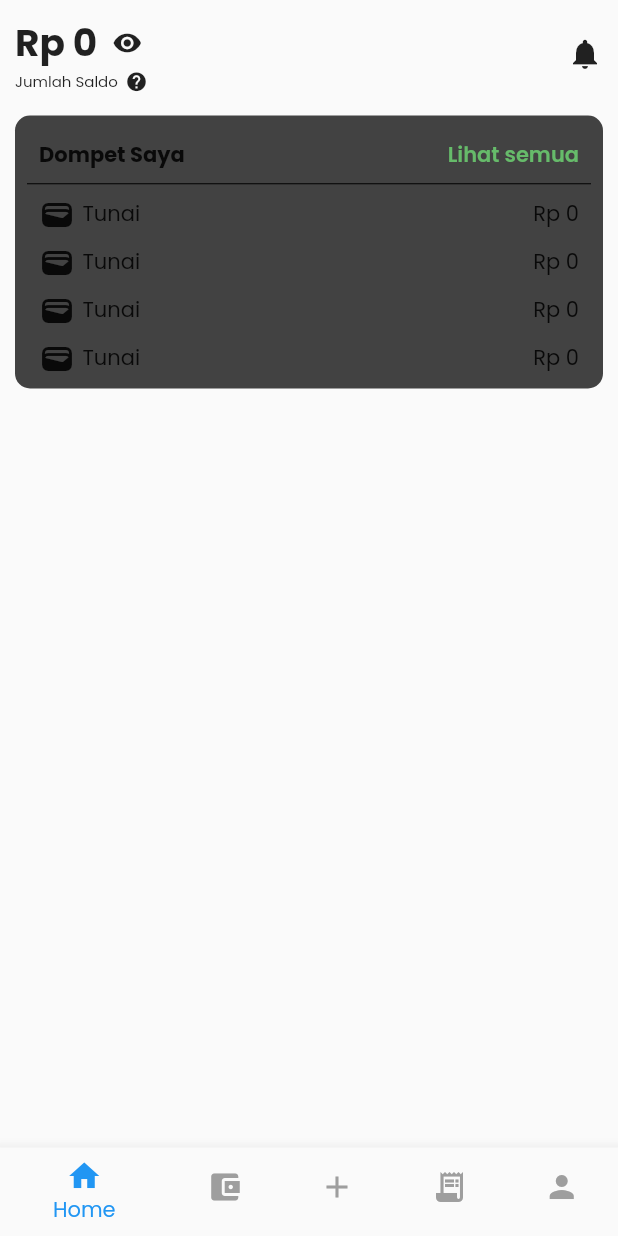
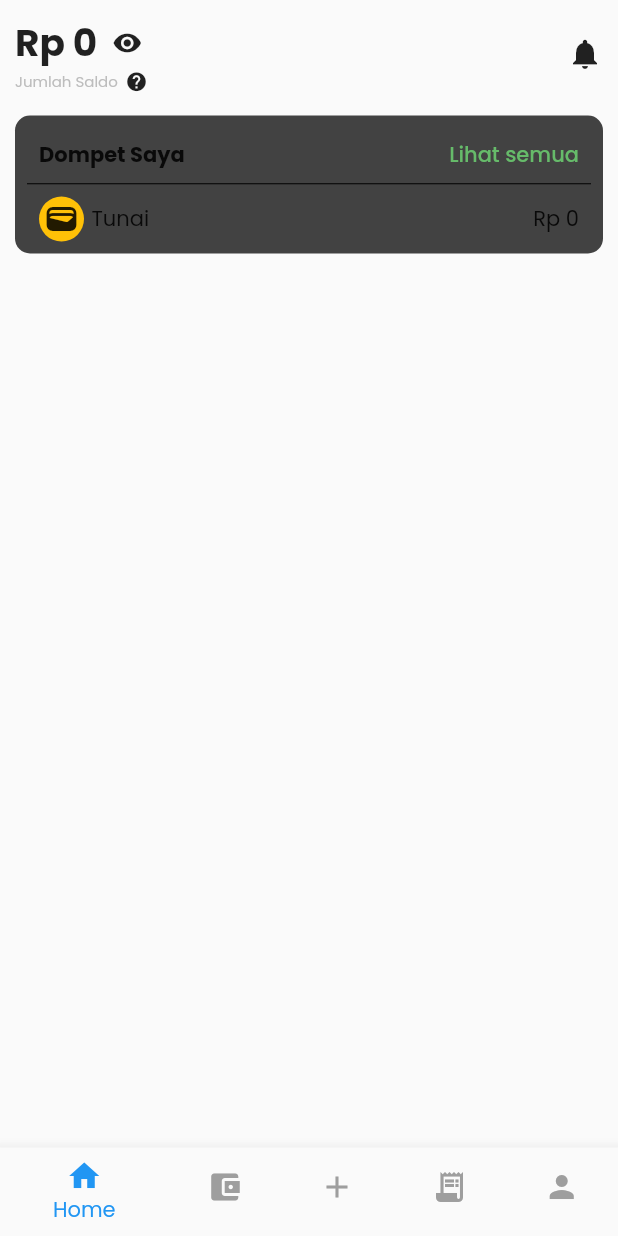
Before and after one commit to IDScript/budgetin, a Flutter app: the screen it shows after launch, on a phone screen of 412 x 824 dp. Run offline on Flutter 3.47's test engine with Material 2 defaults, Android fonts, the phone set to English and light mode, and no system bars; our stand-ins replace bloc, flutter_bloc; missing offline and left inert: window_size.

Commit message:
add: summary page wallet section

```diff
--- /dev/null
+++ b/app/lib/ui/components/wallet_list.dart
@@ -0,0 +1,131 @@
+import 'package:flutter/material.dart';
+
+class WalletList extends StatelessWidget {
+  const WalletList({
+    super.key,
+  });
+
+  @override
+  Widget build(BuildContext context) {
+    return Padding(
+      padding: const EdgeInsets.all(10),
+      child: Column(
+        children: [
+          Row(
+            mainAxisAlignment: MainAxisAlignment.spaceBetween,
+            children: [
+              Column(
+                crossAxisAlignment: CrossAxisAlignment.start,
+                children: [
+                  const Row(
+                    children: [
+                      Text(
+                        'Rp 0',
+                        style: TextStyle(
+                          fontSize: 25,
+                          fontWeight: FontWeight.bold,
+                        ),
+                      ),
+                      SizedBox(width: 10),
+                      Icon(
+                        Icons.remove_red_eye,
+                        size: 20,
+                      )
+                    ],
+                  ),
+                  Row(
+                    children: [
+                      Text(
+                        'Jumlah Saldo',
+                        style: TextStyle(
+                          color: Colors.grey[400],
+                          fontSize: 10,
+                          // fontWeight: FontWeight.bold,
+                        ),
+                      ),
+                      const SizedBox(width: 5),
+                      const InkWell(
+                        child: Tooltip(
+                          message: 'I am a Tooltip',
+                          child: Icon(
+                            Icons.help,
+                            size: 15,
+                          ),
+                          // child: Text('Hover over the text to show a tooltip.'),
+                        ),
+                      ),
+                    ],
+                  ),
+                ],
+              ),
+              const Icon(Icons.notifications)
+            ],
+          ),
+          const SizedBox(height: 15),
+          Container(
+            width: double.infinity,
+            decoration: BoxDecoration(
+              color: Colors.grey[800],
+              borderRadius: BorderRadius.circular(10),
+            ),
+            child: Padding(
+              padding: const EdgeInsets.all(8.0),
+              child: Column(
+                children: [
+                  Padding(
+                    padding: const EdgeInsets.all(8.0),
+                    child: Row(
+                      mainAxisAlignment: MainAxisAlignment.spaceBetween,
+                      children: [
+                        const Text(
+                          'Dompet Saya',
+                          style: TextStyle(
+                            fontWeight: FontWeight.bold,
+                          ),
+                        ),
+                        Text(
+                          'Lihat semua',
+                          style: TextStyle(
+                            color: Colors.green[400],
+                            fontWeight: FontWeight.w500,
+                          ),
+                        ),
+                      ],
+                    ),
+                  ),
+                  const Divider(
+                    height: 1,
+                    color: Colors.black,
+                  ),
+                  Padding(
+                    padding: const EdgeInsets.only(left: 8, right: 8, top: 8),
+                    child: Row(
+                      mainAxisAlignment: MainAxisAlignment.spaceBetween,
+                      children: [
+                        Row(
+                          children: [
+                            Container(
+                              padding: const EdgeInsets.all(3),
+                              decoration: BoxDecoration(
+                                color: Colors.amber,
+                                borderRadius: BorderRadius.circular(50),
+                              ),
+                              child: const Icon(Icons.wallet),
+                            ),
+                            const SizedBox(width: 5),
+                            const Text('Tunai'),
+                          ],
+                        ),
+                        const Text('Rp 0'),
+                      ],
+                    ),
+                  ),
+                ],
+              ),
+            ),
+          ),
+        ],
+      ),
+    );
+  }
+}
--- a/app/lib/ui/summary_page.dart
+++ b/app/lib/ui/summary_page.dart
@@ -1,167 +1,19 @@
+import 'components/wallet_list.dart';
 import 'package:flutter/material.dart';
 
 class Summarypage extends StatelessWidget {
-  const Summarypage({super.key});
+  const Summarypage({
+    super.key,
+  });
 
   @override
   Widget build(BuildContext context) {
-    return Padding(
-      padding: const EdgeInsets.all(10),
-      child: Column(
-        children: [
-          Column(
-            children: [
-              const Row(
-                mainAxisAlignment: MainAxisAlignment.spaceBetween,
-                children: [
-                  Column(
-                    crossAxisAlignment: CrossAxisAlignment.start,
-                    children: [
-                      Row(
-                        children: [
-                          Text(
-                            'Rp 0',
-                            style: TextStyle(
-                              fontSize: 25,
-                              fontWeight: FontWeight.bold,
-                            ),
-                          ),
-                          SizedBox(width: 10),
-                          Icon(
-                            Icons.remove_red_eye,
-                            size: 20,
-                          )
-                        ],
-                      ),
-                      Row(
-                        children: [
-                          Text(
-                            'Jumlah Saldo',
-                            style: TextStyle(
-                              fontSize: 10,
-                              // fontWeight: FontWeight.bold,
-                            ),
-                          ),
-                          SizedBox(width: 5),
-                          Icon(
-                            Icons.help,
-                            size: 15,
-                          ),
-                        ],
-                      ),
-                    ],
-                  ),
-                  Icon(Icons.notifications)
-                ],
-              ),
-              const SizedBox(height: 15),
-              Container(
-                width: double.infinity,
-                decoration: BoxDecoration(
-                  color: Colors.grey[800],
-                  borderRadius: BorderRadius.circular(10),
-                ),
-                child: Padding(
-                  padding: const EdgeInsets.all(8.0),
-                  child: Column(
-                    children: [
-                      Padding(
-                        padding: const EdgeInsets.all(8.0),
-                        child: Row(
-                          mainAxisAlignment: MainAxisAlignment.spaceBetween,
-                          children: [
-                            const Text(
-                              'Dompet Saya',
-                              style: TextStyle(
-                                fontWeight: FontWeight.bold,
-                              ),
-                            ),
-                            Text(
-                              'Lihat semua',
-                              style: TextStyle(
-                                color: Colors.green[400],
-                                fontWeight: FontWeight.w600,
-                              ),
-                            ),
-                          ],
-                        ),
-                      ),
-                      const Divider(
-                        height: 1,
-                        color: Colors.black,
-                      ),
-                      const Padding(
-                        padding: EdgeInsets.only(left: 8, right: 8, top: 8),
-                        child: Row(
-                          mainAxisAlignment: MainAxisAlignment.spaceBetween,
-                          children: [
-                            Row(
-                              children: [
-                                Icon(Icons.wallet),
-                                SizedBox(width: 5),
-                                Text('Tunai'),
-                              ],
-                            ),
-                            Text('Rp 0'),
-                          ],
-                        ),
-                      ),
-                      const Padding(
-                        padding: EdgeInsets.only(left: 8, right: 8, top: 8),
-                        child: Row(
-                          mainAxisAlignment: MainAxisAlignment.spaceBetween,
-                          children: [
-                            Row(
-                              children: [
-                                Icon(Icons.wallet),
-                                SizedBox(width: 5),
-                                Text('Tunai'),
-                              ],
-                            ),
-                            Text('Rp 0'),
-                          ],
-                        ),
-                      ),
-                      const Padding(
-                        padding: EdgeInsets.only(left: 8, right: 8, top: 8),
-                        child: Row(
-                          mainAxisAlignment: MainAxisAlignment.spaceBetween,
-                          children: [
-                            Row(
-                              children: [
-                                Icon(Icons.wallet),
-                                SizedBox(width: 5),
-                                Text('Tunai'),
-                              ],
-                            ),
-                            Text('Rp 0'),
-                          ],
-                        ),
-                      ),
-                      const Padding(
-                        padding: EdgeInsets.only(left: 8, right: 8, top: 8),
-                        child: Row(
-                          mainAxisAlignment: MainAxisAlignment.spaceBetween,
-                          children: [
-                            Row(
-                              children: [
-                                Icon(Icons.wallet),
-                                SizedBox(width: 5),
-                                Text('Tunai'),
-                              ],
-                            ),
-                            Text('Rp 0'),
-                          ],
-                        ),
-                      ),
-                    ],
-                  ),
-                ),
-              ),
-            ],
-          ),
-        ],
-      ),
+    return ListView(
+      children: const <Widget>[
+        WalletList(),
+        // ExpenseReport(),
+        // LatestTransaction(),
+      ],
     );
   }
 }
```
